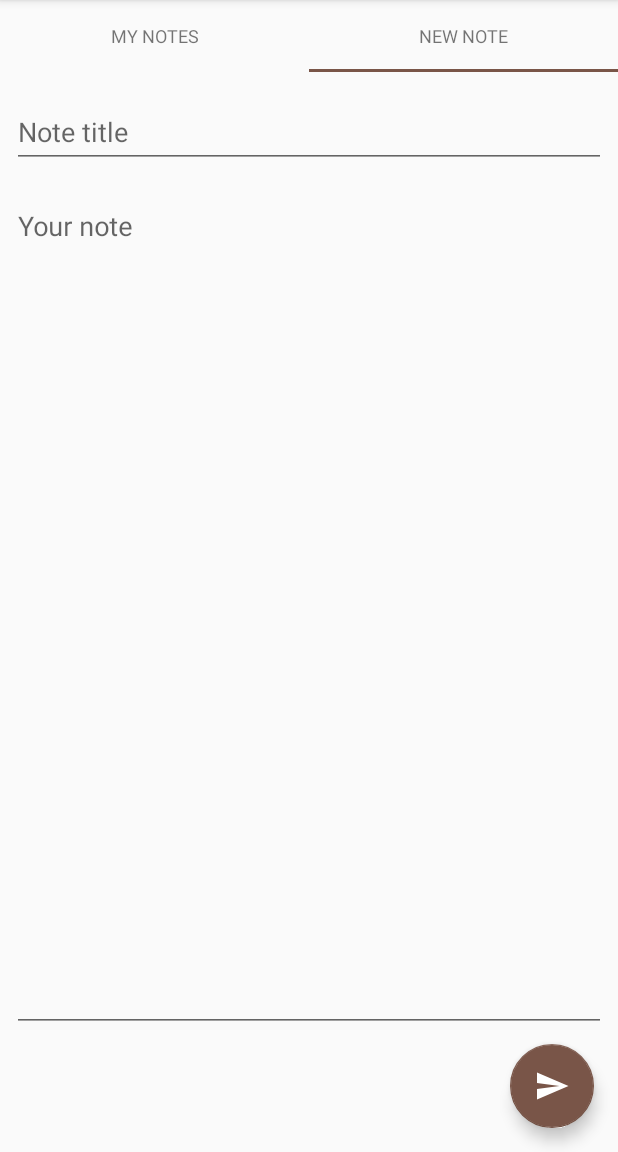
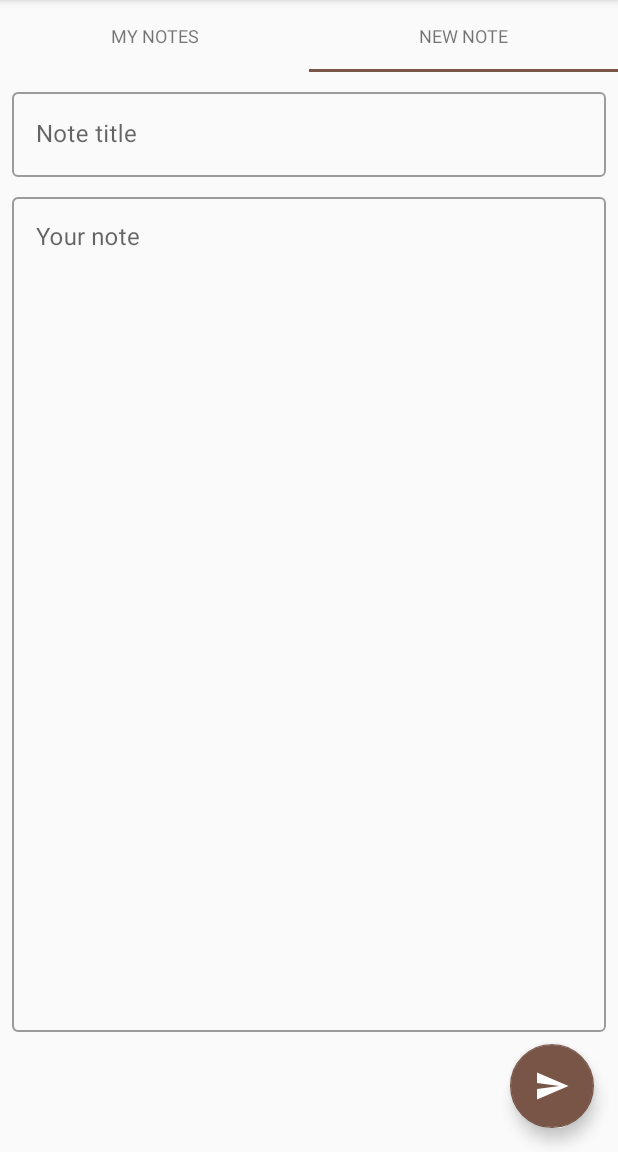
Before and after one commit to Pabls/QuickNotes, an Android app: the screen it shows after launch (MainActivity), tab 2 chosen, on a phone screen of 412 x 824 dp, the part 84-1236 px from its top. Run offline under Robolectric (Android 15) with nearby library versions, the phone set to English and light mode, and no system bars; our stand-ins replace Dagger/Hilt's generated code.

Commit message:
changed styles for edittext

```diff
--- a/app/src/main/res/layout/fragment_new_note.xml
+++ b/app/src/main/res/layout/fragment_new_note.xml
@@ -8,6 +8,7 @@
 
     <com.google.android.material.textfield.TextInputLayout
         android:id="@+id/til_title"
+        style="@style/Widget.MaterialComponents.TextInputLayout.OutlinedBox"
         android:layout_width="match_parent"
         android:layout_height="wrap_content"
         android:layout_marginStart="@dimen/margin_8"
@@ -27,6 +28,7 @@
 
     <com.google.android.material.textfield.TextInputLayout
         android:id="@+id/til_body"
+        style="@style/Widget.MaterialComponents.TextInputLayout.OutlinedBox"
         android:layout_width="match_parent"
         android:layout_height="@dimen/margin_0"
         android:layout_marginStart="@dimen/margin_8"
@@ -40,6 +42,7 @@
 
         <com.google.android.material.textfield.TextInputEditText
             android:id="@+id/et_body"
+            style="@style/Widget.MaterialComponents.TextInputEditText.OutlinedBox"
             android:layout_width="match_parent"
             android:layout_height="match_parent"
             android:gravity="start"
```
